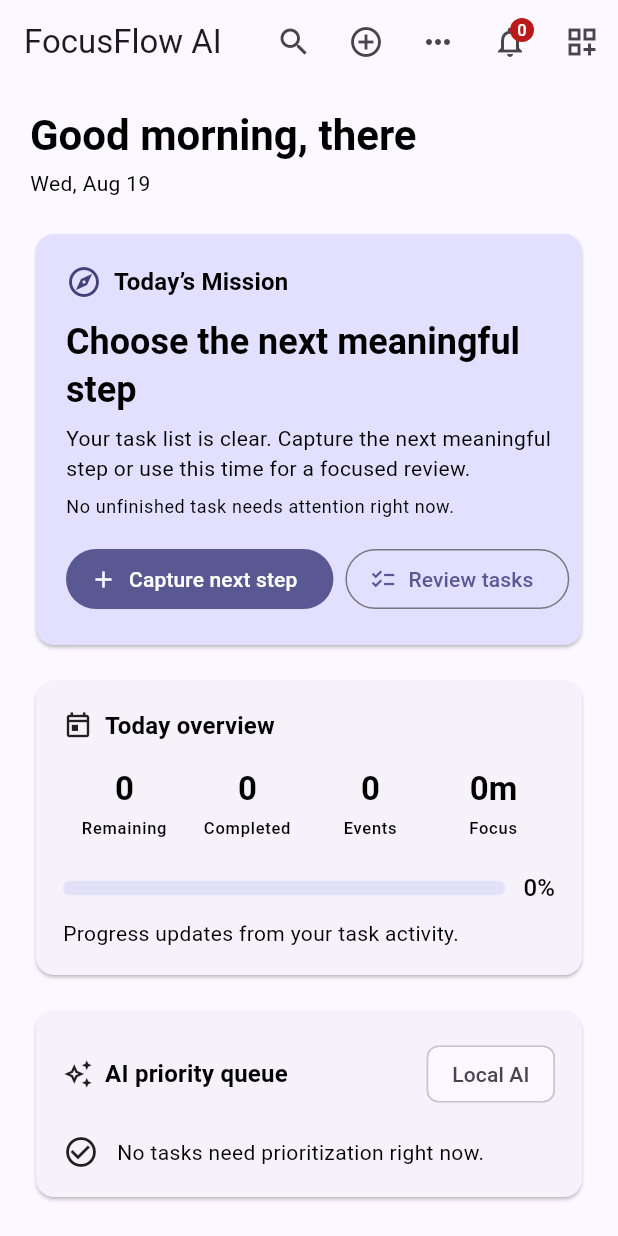
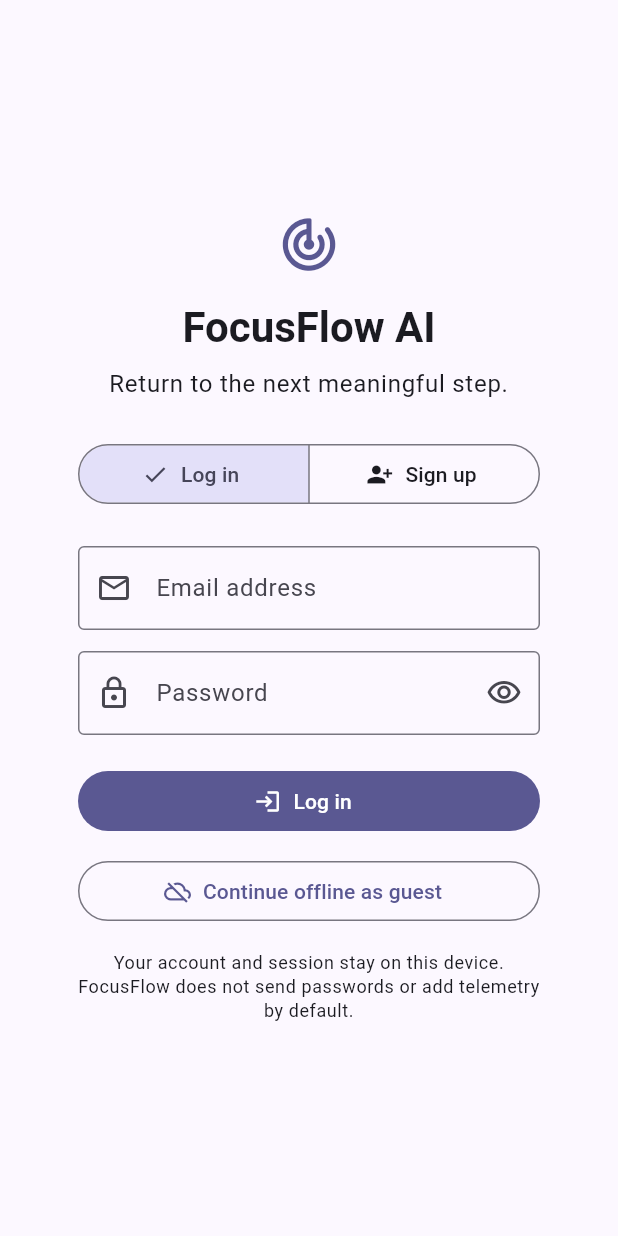
Before and after one commit to kanganeaditya25-spec/Vertex, a Flutter app: the screen it shows after launch, on a phone screen of 412 x 824 dp. Run offline on Flutter 3.47's test engine with Material 3 defaults, Android fonts, the phone set to English and light mode, and no system bars; our stand-ins replace dio, file_picker, fl_chart, flutter_riverpod, go_router, shared_preferences.

Commit message:
Fix frontend contrast and add offline authentication flow

```diff
--- a/frontend/lib/core/router.dart
+++ b/frontend/lib/core/router.dart
@@ -1,13 +1,14 @@
 import 'package:go_router/go_router.dart';
 
 import '../features/analytics/analytics_page.dart';
+import '../features/auth/auth_gate_page.dart';
+import '../features/auth/auth_page.dart';
 import '../features/assets/assets_page.dart';
 import '../features/automation/automation_page.dart';
 import '../features/assistant/assistant_page.dart';
 import '../features/calendar/calendar_page.dart';
 import '../features/notes/notes_page.dart';
 import '../features/organization/organization_page.dart';
-import '../features/dashboard/dashboard_page.dart';
 import '../features/tasks/task_home_page.dart';
 import '../features/settings/settings_page.dart';
 import '../features/reminders/reminders_page.dart';
@@ -16,7 +17,15 @@ import '../features/search/global_search_page.dart';
 
 final GoRouter appRouter = GoRouter(
   routes: [
-    GoRoute(path: '/', builder: (context, state) => const DashboardPage()),
+    GoRoute(path: '/', builder: (context, state) => const AuthGatePage()),
+    GoRoute(
+        path: '/login',
+        builder: (context, state) =>
+            const AuthPage(initialMode: AuthMode.signIn)),
+    GoRoute(
+        path: '/signup',
+        builder: (context, state) =>
+            const AuthPage(initialMode: AuthMode.signUp)),
     GoRoute(
       path: '/tasks',
       builder: (context, state) =>
--- /dev/null
+++ b/frontend/lib/features/auth/auth_gate_page.dart
@@ -0,0 +1,22 @@
+import 'package:flutter/material.dart';
+import 'package:flutter_riverpod/flutter_riverpod.dart';
+
+import '../../features/dashboard/dashboard_page.dart';
+import 'auth_page.dart';
+import 'auth_store.dart';
+
+class AuthGatePage extends ConsumerWidget {
+  const AuthGatePage({super.key});
+
+  @override
+  Widget build(BuildContext context, WidgetRef ref) {
+    final auth = ref.watch(authStoreProvider);
+    return auth.when(
+      loading: () =>
+          const Scaffold(body: Center(child: CircularProgressIndicator())),
+      error: (error, stack) => AuthPage(key: ValueKey('$error')),
+      data: (session) =>
+          session == null ? const AuthPage() : const DashboardPage(),
+    );
+  }
+}
--- /dev/null
+++ b/frontend/lib/features/auth/auth_page.dart
@@ -0,0 +1,242 @@
+import 'package:flutter/material.dart';
+import 'package:flutter_riverpod/flutter_riverpod.dart';
+import 'package:go_router/go_router.dart';
+
+import 'auth_store.dart';
+
+class AuthPage extends ConsumerStatefulWidget {
+  const AuthPage({super.key, this.initialMode = AuthMode.signIn});
+
+  final AuthMode initialMode;
+
+  @override
+  ConsumerState<AuthPage> createState() => _AuthPageState();
+}
+
+enum AuthMode { signIn, signUp }
+
+class _AuthPageState extends ConsumerState<AuthPage> {
+  late AuthMode _mode;
+  final _formKey = GlobalKey<FormState>();
+  final _nameController = TextEditingController();
+  final _emailController = TextEditingController();
+  final _passwordController = TextEditingController();
+  bool _obscurePassword = true;
+  bool _busy = false;
+  String? _error;
+
+  @override
+  void initState() {
+    super.initState();
+    _mode = widget.initialMode;
+  }
+
+  @override
+  void dispose() {
+    _nameController.dispose();
+    _emailController.dispose();
+    _passwordController.dispose();
+    super.dispose();
+  }
+
+  bool get _isSignUp => _mode == AuthMode.signUp;
+
+  @override
+  Widget build(BuildContext context) {
+    final scheme = Theme.of(context).colorScheme;
+    return Scaffold(
+      body: SafeArea(
+        child: Center(
+          child: SingleChildScrollView(
+            padding: const EdgeInsets.all(24),
+            child: ConstrainedBox(
+              constraints: const BoxConstraints(maxWidth: 520),
+              child: Card(
+                elevation: 0,
+                color: scheme.surface,
+                child: Padding(
+                  padding: const EdgeInsets.all(28),
+                  child: Form(
+                    key: _formKey,
+                    child: Column(
+                      crossAxisAlignment: CrossAxisAlignment.stretch,
+                      children: [
+                        Icon(Icons.track_changes_rounded,
+                            size: 42, color: scheme.primary),
+                        const SizedBox(height: 16),
+                        Text('FocusFlow AI',
+                            textAlign: TextAlign.center,
+                            style: Theme.of(context)
+                                .textTheme
+                                .headlineMedium
+                                ?.copyWith(fontWeight: FontWeight.w700)),
+                        const SizedBox(height: 8),
+                        Text(
+                            _isSignUp
+                                ? 'Create a calm workspace for meaningful progress.'
+                                : 'Return to the next meaningful step.',
+                            textAlign: TextAlign.center,
+                            style: Theme.of(context).textTheme.bodyLarge),
+                        const SizedBox(height: 24),
+                        SegmentedButton<AuthMode>(
+                          segments: const [
+                            ButtonSegment(
+                                value: AuthMode.signIn,
+                                label: Text('Log in'),
+                                icon: Icon(Icons.login)),
+                            ButtonSegment(
+                                value: AuthMode.signUp,
+                                label: Text('Sign up'),
+                                icon: Icon(Icons.person_add_alt_1)),
+                          ],
+                          selected: {_mode},
+                          onSelectionChanged: _busy
+                              ? null
+                              : (selection) => setState(() {
+                                    _mode = selection.first;
+                                    _error = null;
+                                  }),
+                        ),
+                        const SizedBox(height: 24),
+                        if (_isSignUp) ...[
+                          TextFormField(
+                            controller: _nameController,
+                            textInputAction: TextInputAction.next,
+                            autofillHints: const [AutofillHints.name],
+                            decoration: const InputDecoration(
+                                labelText: 'Your name',
+                                prefixIcon: Icon(Icons.person_outline),
+                                border: OutlineInputBorder()),
+                            validator: (value) =>
+                                value == null || value.trim().length < 2
+                                    ? 'Enter your name'
+                                    : null,
+                          ),
+                          const SizedBox(height: 14),
+                        ],
+                        TextFormField(
+                          controller: _emailController,
+                          keyboardType: TextInputType.emailAddress,
+                          textInputAction: TextInputAction.next,
+                          autofillHints: const [AutofillHints.email],
+                          decoration: const InputDecoration(
+                              labelText: 'Email address',
+                              prefixIcon: Icon(Icons.email_outlined),
+                              border: OutlineInputBorder()),
+                          validator: (value) => value == null ||
+                                  !RegExp(r'^[^@\s]+@[^@\s]+\.[^@\s]+$')
+                                      .hasMatch(value.trim())
+                              ? 'Enter a valid email'
+                              : null,
+                        ),
+                        const SizedBox(height: 14),
+                        TextFormField(
+                          controller: _passwordController,
+                          obscureText: _obscurePassword,
+                          textInputAction: TextInputAction.done,
+                          autofillHints: const [AutofillHints.password],
+                          onFieldSubmitted: (_) => _submit(),
+                          decoration: InputDecoration(
+                              labelText: 'Password',
+                              helperText:
+                                  _isSignUp ? 'At least 8 characters' : null,
+                              prefixIcon: const Icon(Icons.lock_outline),
+                              border: const OutlineInputBorder(),
+                              suffixIcon: IconButton(
+                                  tooltip: _obscurePassword
+                                      ? 'Show password'
+                                      : 'Hide password',
+                                  onPressed: () => setState(() =>
+                                      _obscurePassword = !_obscurePassword),
+                                  icon: Icon(_obscurePassword
+                                      ? Icons.visibility_outlined
+                                      : Icons.visibility_off_outlined))),
+                          validator: (value) =>
+                              value == null || value.length < 8
+                                  ? 'Use at least 8 characters'
+                                  : null,
+                        ),
+                        if (_error != null) ...[
+                          const SizedBox(height: 14),
+                          Semantics(
+                              liveRegion: true,
+                              child: Text(_error!,
+                                  style: TextStyle(color: scheme.error))),
+                        ],
+                        const SizedBox(height: 20),
+                        FilledButton.icon(
+                          onPressed: _busy ? null : _submit,
+                          icon: _busy
+                              ? const SizedBox(
+                                  width: 18,
+                                  height: 18,
+                                  child:
+                                      CircularProgressIndicator(strokeWidth: 2))
+                              : Icon(_isSignUp
+                                  ? Icons.person_add_alt_1
+                                  : Icons.login),
+                          label: Text(_busy
+                              ? 'Working…'
+                              : _isSignUp
+                                  ? 'Create local account'
+                                  : 'Log in'),
+                        ),
+                        const SizedBox(height: 12),
+                        OutlinedButton.icon(
+                            onPressed: _busy ? null : _continueOffline,
+                            icon: const Icon(Icons.cloud_off_outlined),
+                            label: const Text('Continue offline as guest')),
+                        const SizedBox(height: 16),
+                        Text(
+                            'Your account and session stay on this device. FocusFlow does not send passwords or add telemetry by default.',
+                            textAlign: TextAlign.center,
+                            style: Theme.of(context).textTheme.bodySmall),
+                      ],
+                    ),
+                  ),
+                ),
+              ),
+            ),
+          ),
+        ),
+      ),
+    );
+  }
+
+  Future<void> _submit() async {
+    if (!_formKey.currentState!.validate()) return;
+    setState(() {
+      _busy = true;
+      _error = null;
+    });
+    try {
+      final store = ref.read(authStoreProvider.notifier);
+      if (_isSignUp) {
+        await store.signUp(
+            name: _nameController.text,
+            email: _emailController.text,
+            password: _passwordController.text);
+      } else {
+        await store.signIn(
+            email: _emailController.text, password: _passwordController.text);
+      }
+      if (mounted) context.go('/');
+    } on AuthException catch (error) {
+      if (mounted) setState(() => _error = error.message);
+    } finally {
+      if (mounted) setState(() => _busy = false);
+    }
+  }
+
+  Future<void> _continueOffline() async {
+    setState(() {
+      _busy = true;
+      _error = null;
+    });
+    await ref.read(authStoreProvider.notifier).continueOffline();
+    if (mounted) {
+      setState(() => _busy = false);
+      context.go('/');
+    }
+  }
+}
--- /dev/null
+++ b/frontend/lib/features/auth/auth_store.dart
@@ -0,0 +1,138 @@
+import 'dart:convert';
+
+import 'package:crypto/crypto.dart';
+import 'package:flutter_riverpod/flutter_riverpod.dart';
+import 'package:shared_preferences/shared_preferences.dart';
+
+final authStoreProvider =
+    AsyncNotifierProvider<AuthStore, AuthSession?>(AuthStore.new);
+
+class AuthSession {
+  const AuthSession(
+      {required this.name, this.email = '', this.isGuest = false});
+
+  final String name;
+  final String email;
+  final bool isGuest;
+
+  Map<String, dynamic> toJson() => {
+        'name': name,
+        'email': email,
+        'isGuest': isGuest,
+      };
+
+  factory AuthSession.fromJson(Map<String, dynamic> json) => AuthSession(
+        name: json['name'] as String? ?? 'there',
+        email: json['email'] as String? ?? '',
+        isGuest: json['isGuest'] as bool? ?? false,
+      );
+}
+
+class AuthException implements Exception {
+  const AuthException(this.message);
+
+  final String message;
+
+  @override
+  String toString() => message;
+}
+
+class AuthStore extends AsyncNotifier<AuthSession?> {
+  static const _accountKey = 'focusflow_local_account';
+  static const _sessionKey = 'focusflow_auth_session';
+  SharedPreferences? _preferences;
+
+  @override
+  Future<AuthSession?> build() async {
+    _preferences = await SharedPreferences.getInstance();
+    final raw = _preferences!.getString(_sessionKey);
+    if (raw == null || raw.isEmpty) return null;
+    return AuthSession.fromJson(jsonDecode(raw) as Map<String, dynamic>);
+  }
+
+  Future<void> signUp(
+      {required String name,
+      required String email,
+      required String password}) async {
+    final normalizedName = name.trim();
+    final normalizedEmail = email.trim().toLowerCase();
+    _validate(normalizedName, normalizedEmail, password, requireName: true);
+    final preferences = await _ready();
+    if (preferences.containsKey(_accountKey)) {
+      final existing = _readAccount(preferences);
+      if (existing['email'] == normalizedEmail) {
+        throw const AuthException(
+            'An account with this email already exists. Sign in instead.');
+      }
+    }
+    await preferences.setString(
+      _accountKey,
+      jsonEncode({
+        'name': normalizedName,
+        'email': normalizedEmail,
+        'passwordHash': _hash(password),
+      }),
+    );
+    await _setSession(
+        AuthSession(name: normalizedName, email: normalizedEmail));
+  }
+
+  Future<void> signIn({required String email, required String password}) async {
+    final normalizedEmail = email.trim().toLowerCase();
+    _validate('', normalizedEmail, password);
+    final preferences = await _ready();
+    if (!preferences.containsKey(_accountKey)) {
+      throw const AuthException(
+          'No local account exists yet. Create one to get started.');
+    }
+    final account = _readAccount(preferences);
+    if (account['email'] != normalizedEmail ||
+        account['passwordHash'] != _hash(password)) {
+      throw const AuthException('Email or password is incorrect.');
+    }
+    await _setSession(AuthSession(
+        name: account['name'] as String? ?? 'there', email: normalizedEmail));
+  }
+
+  Future<void> continueOffline() async =>
+      _setSession(const AuthSession(name: 'there', isGuest: true));
+
+  Future<void> signOut() async {
+    final preferences = await _ready();
+    await preferences.remove(_sessionKey);
+    state = const AsyncData(null);
+  }
+
+  Future<SharedPreferences> _ready() async {
+    _preferences ??= await SharedPreferences.getInstance();
+    return _preferences!;
+  }
+
+  Map<String, dynamic> _readAccount(SharedPreferences preferences) {
+    final raw = preferences.getString(_accountKey);
+    if (raw == null || raw.isEmpty) return <String, dynamic>{};
+    return jsonDecode(raw) as Map<String, dynamic>;
+  }
+
+  Future<void> _setSession(AuthSession session) async {
+    final preferences = await _ready();
+    await preferences.setString(_sessionKey, jsonEncode(session.toJson()));
+    state = AsyncData(session);
+  }
+
+  void _validate(String name, String email, String password,
+      {bool requireName = false}) {
+    if (requireName && name.length < 2) {
+      throw const AuthException(
+          'Enter your name so FocusFlow can personalize the workspace.');
+    }
+    if (!RegExp(r'^[^@\s]+@[^@\s]+\.[^@\s]+$').hasMatch(email)) {
+      throw const AuthException('Enter a valid email address.');
+    }
+    if (password.length < 8) {
+      throw const AuthException('Use a password with at least 8 characters.');
+    }
+  }
+
+  String _hash(String value) => sha256.convert(utf8.encode(value)).toString();
+}
--- a/frontend/lib/main.dart
+++ b/frontend/lib/main.dart
@@ -38,15 +38,30 @@ class ProductivityApp extends ConsumerWidget {
   }
 }
 
-ThemeData _theme(Color accent, Brightness brightness, double scale) =>
-    ThemeData(
-      useMaterial3: true,
-      colorSchemeSeed: accent,
-      brightness: brightness,
-      textTheme: Typography.material2021(platform: TargetPlatform.android)
-          .black
-          .apply(fontSizeFactor: scale),
-    );
+ThemeData _theme(Color accent, Brightness brightness, double scale) {
+  final base = ThemeData(
+    useMaterial3: true,
+    colorSchemeSeed: accent,
+    brightness: brightness,
+  );
+  final foreground = base.colorScheme.onSurface;
+  return base.copyWith(
+    textTheme: base.textTheme.apply(
+      fontSizeFactor: scale,
+      bodyColor: foreground,
+      displayColor: foreground,
+    ),
+    scaffoldBackgroundColor: base.colorScheme.surface,
+    appBarTheme: AppBarTheme(
+      backgroundColor: base.colorScheme.surface,
+      foregroundColor: foreground,
+    ),
+    cardTheme: CardThemeData(
+      color: base.colorScheme.surfaceContainer,
+      margin: EdgeInsets.zero,
+    ),
+  );
+}
 
 ThemeMode _themeMode(String mode) => switch (mode) {
       'light' => ThemeMode.light,
--- a/frontend/pubspec.yaml
+++ b/frontend/pubspec.yaml
@@ -31,7 +31,7 @@ dependencies:
   device_info_plus: ^11.2.0
   flutter_markdown: ^0.7.4+3
   file_picker: ^8.1.7
-  crypto: ^3.0.6
+  crypto: ^3.0.7
   image_picker: ^1.1.2
   camera: ^0.11.0+2
   pdfx: ^2.8.0
```
Also changed, not shown: public/assets/fonts/MaterialIcons-Regular.otf, 2 other files.
